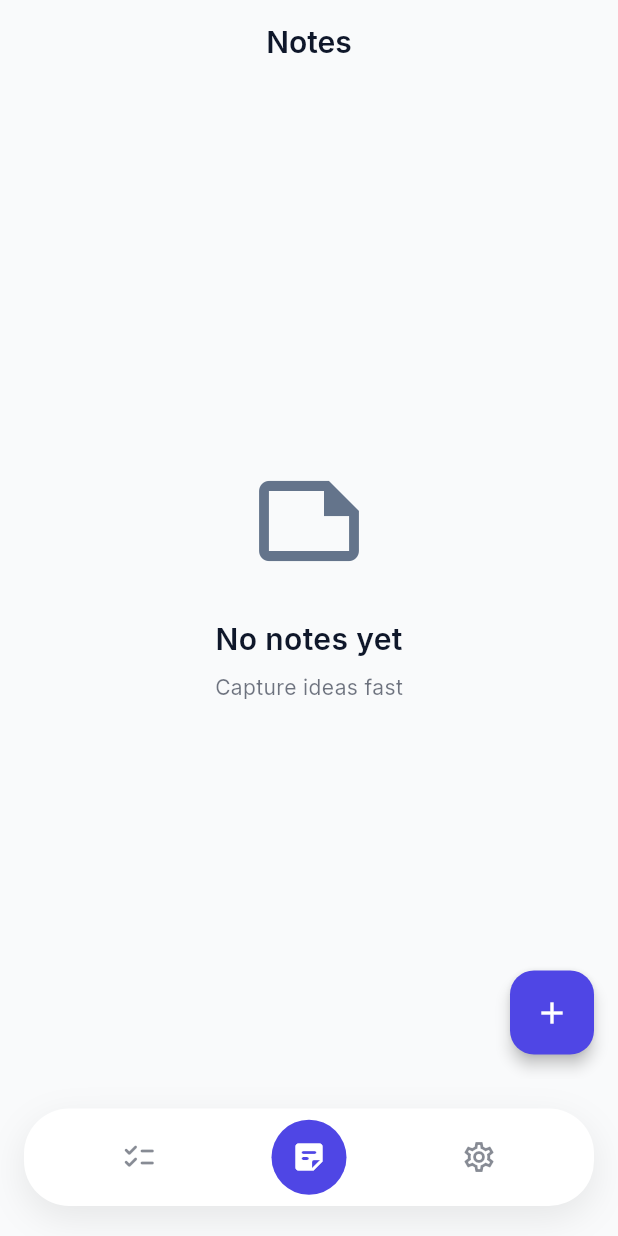
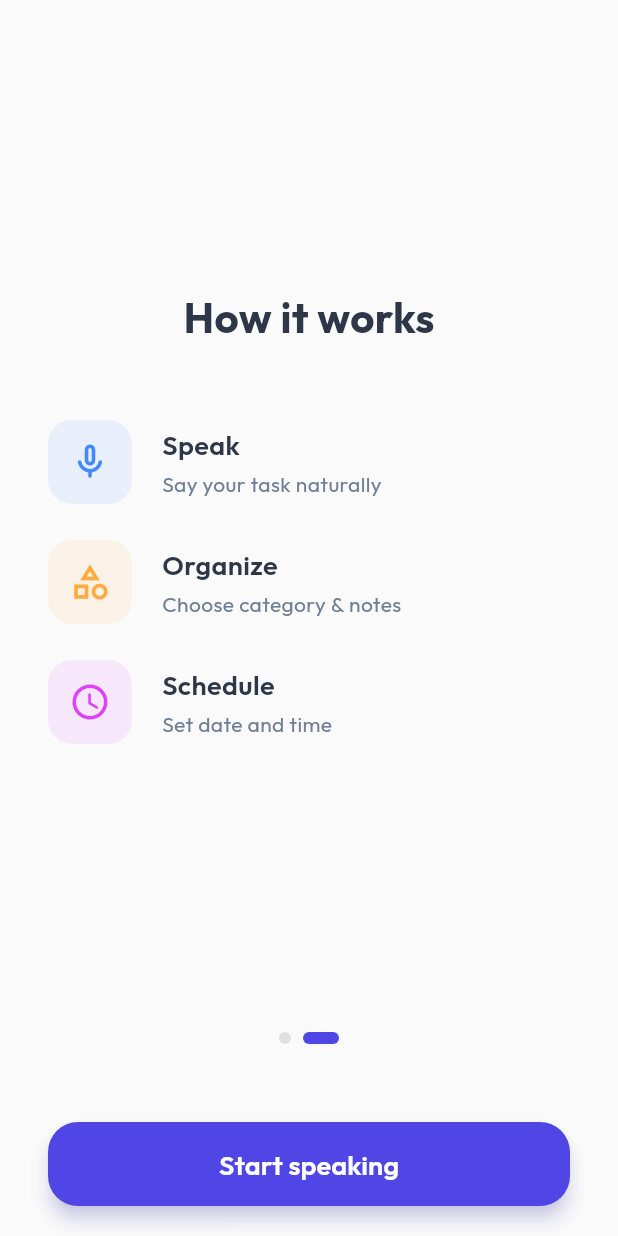
Before and after one commit to haddadiheb1/JustSayIt, a Flutter app: the screen it shows after launch, swiped to page 2, on a phone screen of 412 x 824 dp. Run offline on Flutter 3.47's test engine with Material 3 defaults, Android fonts, the light colour scheme and no system bars; drawn by our look-alikes of flutter_animate; our stand-ins replace animated_list_plus, fl_chart, flutter_local_notifications, flutter_riverpod, flutter_timezone, freezed_annotation and 10 more; missing offline and left inert: android_alarm_manager_plus, home_widget; accounts and stored records are empty; generated files the repository leaves out were written again.

Commit message:
add onboarding screens

```diff
--- a/lib/main.dart
+++ b/lib/main.dart
@@ -3,6 +3,7 @@ import 'package:flutter_riverpod/flutter_riverpod.dart';
 import 'package:hive_flutter/hive_flutter.dart';
 import 'package:say_task/core/theme/app_theme.dart';
 import 'package:say_task/presentation/screens/main_navigation_screen.dart';
+import 'package:say_task/presentation/screens/onboarding_screen.dart';
 import 'package:say_task/presentation/providers/settings_provider.dart';
 import 'package:say_task/data/models/task_model.dart';
 import 'package:say_task/data/models/note_model.dart';
@@ -26,6 +27,7 @@ void main() async {
   // Open boxes
   await Hive.openBox<TaskModel>('tasks');
   await Hive.openBox<NoteModel>('notes');
+  final settingsBox = await Hive.openBox('settings');
 
   // Initialize Background Service (Alarms)
   await BackgroundService.init();
@@ -35,16 +37,25 @@ void main() async {
   final notificationService = container.read(notificationServiceProvider);
   await notificationService.init();
 
+  // Check onboarding status
+  final onboardingComplete =
+      settingsBox.get('onboarding_complete', defaultValue: false);
+
   runApp(
     UncontrolledProviderScope(
       container: container,
-      child: const VoiceTaskApp(),
+      child: VoiceTaskApp(showOnboarding: !onboardingComplete),
     ),
   );
 }
 
 class VoiceTaskApp extends ConsumerWidget {
-  const VoiceTaskApp({super.key});
+  final bool showOnboarding;
+
+  const VoiceTaskApp({
+    super.key,
+    required this.showOnboarding,
+  });
 
   @override
   Widget build(BuildContext context, WidgetRef ref) {
@@ -56,7 +67,9 @@ class VoiceTaskApp extends ConsumerWidget {
       theme: AppTheme.lightTheme,
       darkTheme: AppTheme.darkTheme,
       themeMode: themeMode,
-      home: const MainNavigationScreen(),
+      home: showOnboarding
+          ? const OnboardingScreen()
+          : const MainNavigationScreen(),
     );
   }
 }
--- /dev/null
+++ b/lib/presentation/screens/onboarding_screen.dart
@@ -0,0 +1,268 @@
+import 'package:flutter/material.dart';
+import 'package:flutter_animate/flutter_animate.dart';
+import 'package:gap/gap.dart';
+import 'package:google_fonts/google_fonts.dart';
+import 'package:say_task/core/theme/app_theme.dart';
+import 'package:say_task/presentation/screens/main_navigation_screen.dart';
+import 'package:hive_flutter/hive_flutter.dart';
+
+class OnboardingScreen extends StatefulWidget {
+  const OnboardingScreen({super.key});
+
+  @override
+  State<OnboardingScreen> createState() => _OnboardingScreenState();
+}
+
+class _OnboardingScreenState extends State<OnboardingScreen> {
+  final PageController _pageController = PageController();
+  int _currentPage = 0;
+
+  void _nextPage() {
+    _pageController.nextPage(
+      duration: const Duration(milliseconds: 600),
+      curve: Curves.easeInOutCubic,
+    );
+  }
+
+  Future<void> _completeOnboarding() async {
+    final box = await Hive.openBox('settings');
+    await box.put('onboarding_complete', true);
+
+    if (!mounted) return;
+    Navigator.of(context).pushReplacement(
+      MaterialPageRoute(builder: (_) => const MainNavigationScreen()),
+    );
+  }
+
+  @override
+  Widget build(BuildContext context) {
+    // Warm/Cozy background color (Light Gray/Off-white as requested)
+    // Using a slightly warmer tint than pure grey
+    final backgroundColor = const Color(0xFFFAFAFA);
+
+    return Scaffold(
+      backgroundColor: backgroundColor,
+      body: SafeArea(
+        child: Column(
+          children: [
+            Expanded(
+              child: PageView(
+                controller: _pageController,
+                onPageChanged: (index) => setState(() => _currentPage = index),
+                physics:
+                    const ClampingScrollPhysics(), // Prevent overscroll bounce for calmer feel
+                children: [
+                  _buildWelcomePage(),
+                  _buildHowItWorksPage(),
+                ],
+              ),
+            ),
+            // Pagination Dots
+            Row(
+              mainAxisAlignment: MainAxisAlignment.center,
+              children: List.generate(2, (index) {
+                return AnimatedContainer(
+                  duration: const Duration(milliseconds: 300),
+                  margin: const EdgeInsets.symmetric(horizontal: 4),
+                  height: 8,
+                  width: _currentPage == index ? 24 : 8,
+                  decoration: BoxDecoration(
+                    color: _currentPage == index
+                        ? AppTheme.primaryIndigo
+                        : Colors.grey.shade300,
+                    borderRadius: BorderRadius.circular(4),
+                  ),
+                );
+              }),
+            ),
+            const Gap(32),
+            // Action Button
+            Padding(
+              padding: const EdgeInsets.symmetric(horizontal: 32, vertical: 20),
+              child: SizedBox(
+                width: double.infinity,
+                height: 56,
+                child: ElevatedButton(
+                  onPressed:
+                      _currentPage == 0 ? _nextPage : _completeOnboarding,
+                  style: ElevatedButton.styleFrom(
+                    backgroundColor: AppTheme.primaryIndigo,
+                    foregroundColor: Colors.white,
+                    elevation: 5,
+                    shadowColor: AppTheme.primaryIndigo.withValues(alpha: 0.4),
+                    shape: RoundedRectangleBorder(
+                      borderRadius: BorderRadius.circular(20), // Softer corners
+                    ),
+                  ),
+                  child: Text(
+                    _currentPage == 0 ? "Next" : "Start speaking",
+                    style: GoogleFonts.outfit(
+                      fontSize: 18,
+                      fontWeight: FontWeight.w600,
+                    ),
+                  ),
+                ),
+              ),
+            ).animate().fadeIn(delay: 300.ms).slideY(begin: 0.2),
+          ],
+        ),
+      ),
+    );
+  }
+
+  Widget _buildWelcomePage() {
+    return Padding(
+      padding: const EdgeInsets.symmetric(horizontal: 32),
+      child: Column(
+        mainAxisAlignment: MainAxisAlignment.center,
+        children: [
+          // Soft Illustration / Animated Mic
+          Container(
+            width: 200,
+            height: 200,
+            decoration: BoxDecoration(
+              color: AppTheme.primaryIndigo.withValues(alpha: 0.05),
+              shape: BoxShape.circle,
+            ),
+            child: Stack(
+              alignment: Alignment.center,
+              children: [
+                // Inner glow
+                Container(
+                  width: 140,
+                  height: 140,
+                  decoration: BoxDecoration(
+                    color: AppTheme.primaryIndigo.withValues(alpha: 0.1),
+                    shape: BoxShape.circle,
+                  ),
+                ),
+                Icon(
+                  Icons.mic_rounded,
+                  size: 80,
+                  color: AppTheme.primaryIndigo,
+                ).animate(onPlay: (c) => c.repeat(reverse: true)).scale(
+                    begin: const Offset(1, 1),
+                    end: const Offset(1.1, 1.1),
+                    duration: 2000.ms),
+              ],
+            ),
+          ).animate().fadeIn(duration: 800.ms).scale(),
+
+          const Gap(48),
+
+          Text(
+            "Turn your thoughts\ninto tasks",
+            textAlign: TextAlign.center,
+            style: GoogleFonts.outfit(
+              fontSize: 32,
+              fontWeight: FontWeight.bold,
+              color: const Color(0xFF2D3748), // Dark Gray for text
+              height: 1.2,
+            ),
+          ).animate().fadeIn(delay: 200.ms).slideY(begin: 0.1),
+
+          const Gap(16),
+
+          Text(
+            "Just speak. We’ll help you organize everything.",
+            textAlign: TextAlign.center,
+            style: GoogleFonts.outfit(
+              fontSize: 18,
+              color: const Color(0xFF718096), // Medium Gray
+              height: 1.5,
+            ),
+          ).animate().fadeIn(delay: 400.ms).slideY(begin: 0.1),
+        ],
+      ),
+    );
+  }
+
+  Widget _buildHowItWorksPage() {
+    return Padding(
+      padding: const EdgeInsets.symmetric(horizontal: 32),
+      child: Column(
+        mainAxisAlignment: MainAxisAlignment.center,
+        children: [
+          Text(
+            "How it works",
+            style: GoogleFonts.outfit(
+              fontSize: 28,
+              fontWeight: FontWeight.bold,
+              color: const Color(0xFF2D3748),
+            ),
+          ).animate().fadeIn().slideY(begin: -0.2),
+          const Gap(48),
+          _buildStepItem(
+            icon: Icons.mic_none_rounded,
+            title: "Speak",
+            subtitle: "Say your task naturally",
+            delay: 200,
+            color: Colors.blueAccent,
+          ),
+          const Gap(24),
+          _buildStepItem(
+            icon: Icons.category_outlined,
+            title: "Organize",
+            subtitle: "Choose category & notes",
+            delay: 400,
+            color: Colors.orangeAccent,
+          ),
+          const Gap(24),
+          _buildStepItem(
+            icon: Icons.access_time_rounded,
+            title: "Schedule",
+            subtitle: "Set date and time",
+            delay: 600,
+            color: Colors.purpleAccent,
+          ),
+        ],
+      ),
+    );
+  }
+
+  Widget _buildStepItem({
+    required IconData icon,
+    required String title,
+    required String subtitle,
+    required int delay,
+    required Color color,
+  }) {
+    return Row(
+      children: [
+        Container(
+          width: 56,
+          height: 56,
+          decoration: BoxDecoration(
+            color: color.withValues(alpha: 0.1),
+            borderRadius: BorderRadius.circular(16),
+          ),
+          child: Icon(icon, color: color, size: 28),
+        ),
+        const Gap(20),
+        Expanded(
+          child: Column(
+            crossAxisAlignment: CrossAxisAlignment.start,
+            children: [
+              Text(
+                title,
+                style: GoogleFonts.outfit(
+                  fontSize: 18,
+                  fontWeight: FontWeight.w600,
+                  color: const Color(0xFF2D3748),
+                ),
+              ),
+              const Gap(4),
+              Text(
+                subtitle,
+                style: GoogleFonts.outfit(
+                  fontSize: 14,
+                  color: const Color(0xFF718096),
+                ),
+              ),
+            ],
+          ),
+        ),
+      ],
+    ).animate().fadeIn(delay: delay.ms).slideX(begin: 0.2);
+  }
+}
```
